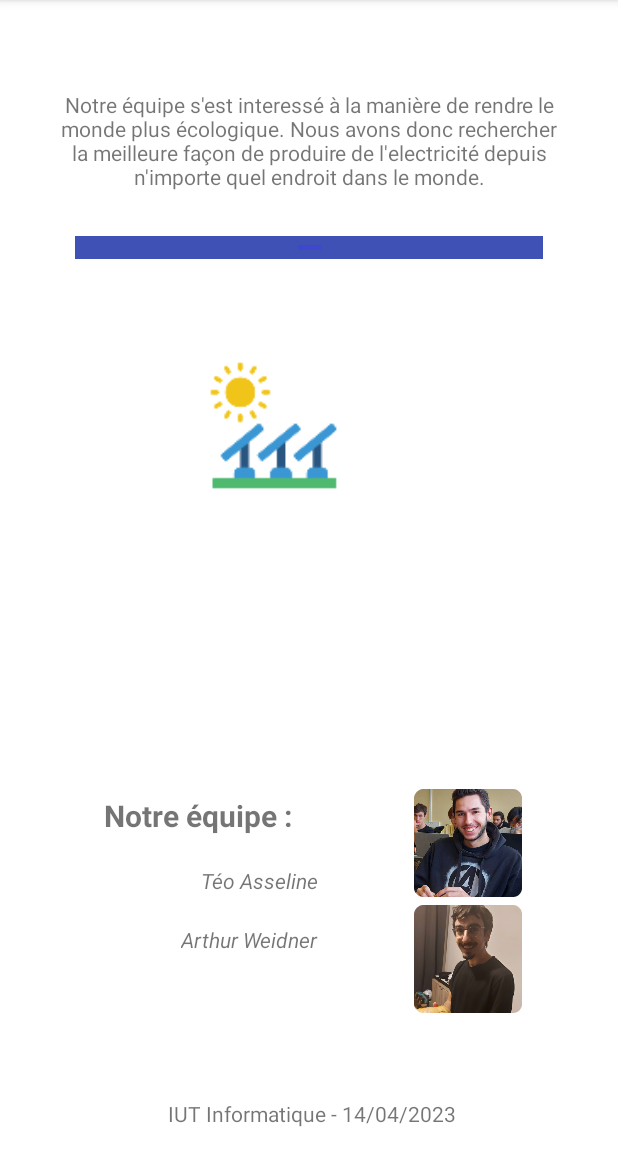
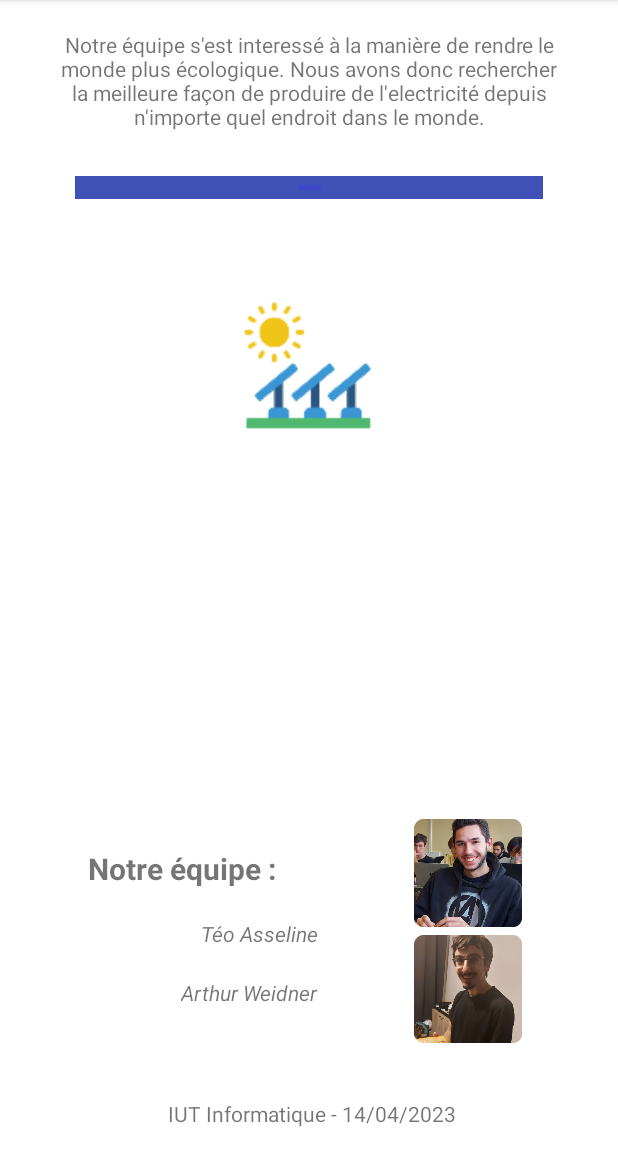
Before and after one commit to TeoAsseline/SolarSoluce, an Android app: the InfoActivity screen opened directly, with no data from a screen before it, on a phone screen of 412 x 824 dp, the part 84-1236 px from its top. Run offline under Robolectric (Android 15) with nearby library versions, the phone set to English and light mode, and no system bars.

Commit message:
correction affichage paysage

```diff
--- a/app/src/main/res/layout/infoteam.xml
+++ b/app/src/main/res/layout/infoteam.xml
@@ -10,7 +10,7 @@
         android:layout_width="0dp"
         android:layout_height="wrap_content"
         android:layout_marginStart="30dp"
-        android:layout_marginTop="60dp"
+        android:layout_marginTop="20dp"
         android:layout_marginEnd="30dp"
         android:text="@string/infosujet"
         android:textAlignment="center"
@@ -39,8 +39,8 @@
         android:id="@+id/equipe"
         android:layout_width="wrap_content"
         android:layout_height="wrap_content"
-        android:layout_marginEnd="81dp"
-        android:layout_marginBottom="175dp"
+        android:layout_marginEnd="92dp"
+        android:layout_marginBottom="140dp"
         android:text="@string/notre_quipe"
         android:textAlignment="textStart"
         android:textSize="20sp"
@@ -98,7 +98,7 @@
         android:layout_width="wrap_content"
         android:layout_height="wrap_content"
         android:layout_marginEnd="64dp"
-        android:layout_marginBottom="170dp"
+        android:layout_marginBottom="150dp"
         android:contentDescription="@string/cetaitaliut"
         app:layout_constraintBottom_toBottomOf="parent"
         app:layout_constraintEnd_toEndOf="parent"
@@ -108,7 +108,7 @@
         android:id="@+id/panneauxrecycle"
         android:layout_width="170dp"
         android:layout_height="122dp"
-        android:layout_marginStart="97dp"
+        android:layout_marginStart="120dp"
         android:layout_marginTop="50dp"
         android:contentDescription="@string/recyclepanneau"
         app:layout_constraintStart_toStartOf="parent"
```
